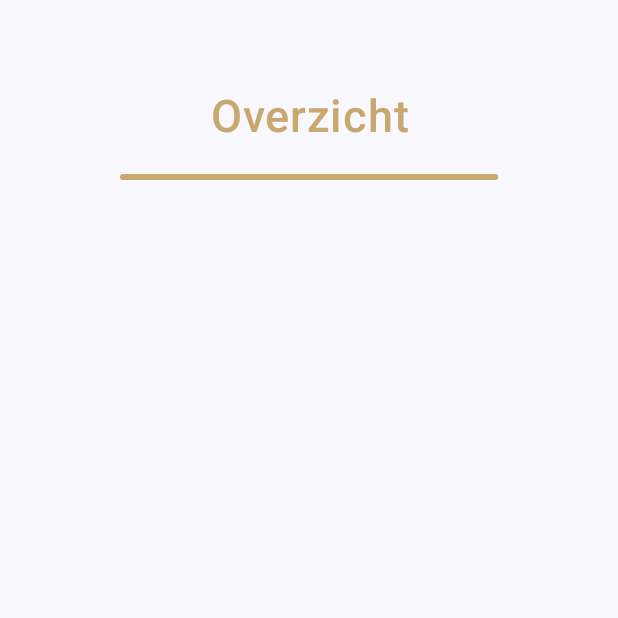
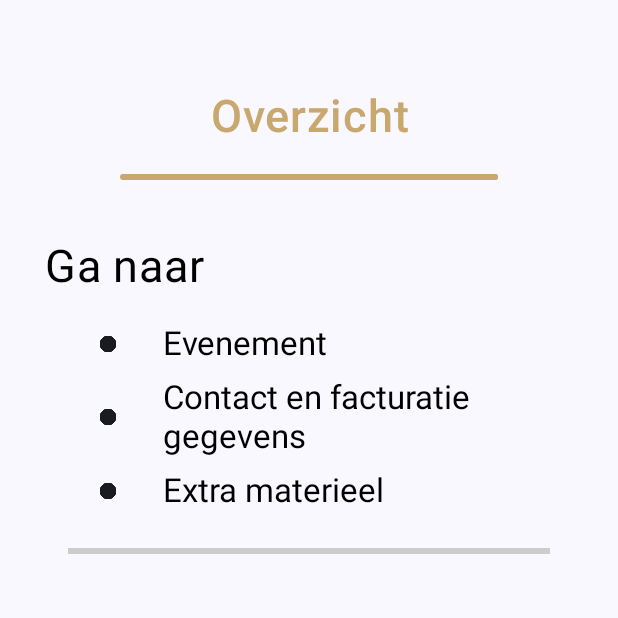
Before and after one commit to LanderVM/devops-23-24-android-a02, an Android app built with Jetpack Compose: the screen it shows after launch (MainActivity), on a phone screen of 412 x 824 dp, the top half of it. Run offline under Robolectric (Android 15) with nearby library versions, the phone set to English and light mode, and no system bars.

Commit message:
toevoegen navigatie op de samenvatting gegevens scherm

```diff
--- a/app/src/main/java/com/example/templateapplication/ui/screens/samenvattinggegevenspage/SamenVattingGegevensScreen.kt
+++ b/app/src/main/java/com/example/templateapplication/ui/screens/samenvattinggegevenspage/SamenVattingGegevensScreen.kt
@@ -1,21 +1,35 @@
 package com.example.templateapplication.ui.screens.samenvattinggegevenspage
 
+import androidx.compose.foundation.layout.Arrangement
 import androidx.compose.foundation.layout.Column
+import androidx.compose.foundation.layout.Row
 import androidx.compose.foundation.layout.Spacer
 import androidx.compose.foundation.layout.fillMaxWidth
 import androidx.compose.foundation.layout.height
 import androidx.compose.foundation.layout.padding
+import androidx.compose.foundation.layout.size
+import androidx.compose.foundation.layout.width
+import androidx.compose.foundation.text.ClickableText
+import androidx.compose.material.icons.Icons
+import androidx.compose.material.icons.filled.Info
+import androidx.compose.material3.Divider
+import androidx.compose.material3.Icon
 import androidx.compose.material3.LinearProgressIndicator
 import androidx.compose.material3.Text
 import androidx.compose.runtime.Composable
 import androidx.compose.ui.Alignment
 import androidx.compose.ui.Modifier
+import androidx.compose.ui.graphics.Color
+import androidx.compose.ui.res.painterResource
+import androidx.compose.ui.text.AnnotatedString
+import androidx.compose.ui.text.TextStyle
 import androidx.compose.ui.text.font.FontWeight
 import androidx.compose.ui.text.style.TextAlign
 import androidx.compose.ui.unit.dp
 import androidx.compose.ui.unit.sp
 import com.example.templateapplication.ui.theme.MainColor
 import com.example.templateapplication.ui.theme.MainLightestColor
+import com.example.templateapplication.R
 
 @Composable
 fun SamenvattingGegevensScreen (
@@ -28,6 +42,23 @@ fun SamenvattingGegevensScreen (
         horizontalAlignment = Alignment.CenterHorizontally,
     ) {
         Spacer(modifier = Modifier.height(40.dp))
+        HeadOfPage()
+        Spacer(modifier = Modifier.height(20.dp))
+        Navigation()
+        Spacer(modifier = Modifier.height(25.dp))
+        Divider(color = Color.LightGray, thickness = 4.dp, modifier = Modifier.padding(horizontal = 15.dp))
+        Spacer(modifier = Modifier.height(25.dp))
+    }
+
+}
+@Composable
+fun HeadOfPage(
+    modifier: Modifier = Modifier
+) {
+    Column (
+        modifier = Modifier.fillMaxWidth(),
+        horizontalAlignment = Alignment.CenterHorizontally,
+    ) {
         Text(
             text= "Overzicht",
             textAlign = TextAlign.Center,
@@ -47,5 +78,83 @@ fun SamenvattingGegevensScreen (
             trackColor = MainLightestColor,
         )
     }
+}
+@Composable
+fun Navigation (
+    modifier: Modifier = Modifier
+) {
+    Column (
+        modifier = Modifier.fillMaxWidth(),
+        horizontalAlignment = Alignment.CenterHorizontally,
+    ){
+        Text(
+            text= "Ga naar",
+            textAlign = TextAlign.Left,
+            modifier= Modifier
+                .fillMaxWidth()
+                .padding(vertical = 20.dp),
+            fontSize = 30.sp,
+            color = Color.Black,
+        )
+        Row (
+            modifier = Modifier
+                .fillMaxWidth()
+                .padding(horizontal = 35.dp),
+            verticalAlignment = Alignment.CenterVertically,
+            horizontalArrangement = Arrangement.Start,
+        ) {
+            Icon(
+                painter = painterResource(id = R.drawable.filled_circle),
+                contentDescription = "een gevulde circel",
+                modifier = Modifier.size(13.dp,13.dp)
+            )
+            Spacer(modifier = Modifier.width(30.dp))
+            ClickableText(
+                text = AnnotatedString("Evenement") ,
+                onClick = {},
+                style = TextStyle(fontSize = 22.sp)
+            )
+        }
+        Spacer(modifier = Modifier.height(10.dp))
+        Row (
+            modifier = Modifier
+                .fillMaxWidth()
+                .padding(horizontal = 35.dp),
+            verticalAlignment = Alignment.CenterVertically,
+            horizontalArrangement = Arrangement.Start,
+        ) {
+            Icon(
+                painter = painterResource(id = R.drawable.filled_circle),
+                contentDescription = "een gevulde circel",
+                modifier = Modifier.size(13.dp,13.dp)
+            )
+            Spacer(modifier = Modifier.width(30.dp))
+            ClickableText(
+                text = AnnotatedString("Contact en facturatie gegevens"),
+                onClick = {},
+                style = TextStyle(fontSize = 22.sp)
+            )
+        }
+        Spacer(modifier = Modifier.height(10.dp))
+        Row (
+            modifier = Modifier
+                .fillMaxWidth()
+                .padding(horizontal = 35.dp),
+            verticalAlignment = Alignment.CenterVertically,
+            horizontalArrangement = Arrangement.Start,
+        ) {
+            Icon(
+                painter = painterResource(id = R.drawable.filled_circle),
+                contentDescription = "een gevulde circel",
+                modifier = Modifier.size(13.dp,13.dp)
+            )
+            Spacer(modifier = Modifier.width(30.dp))
+            ClickableText(
+                text = AnnotatedString("Extra materieel"),
+                onClick = {},
+                style = TextStyle(fontSize = 22.sp)
+            )
+        }
 
+    }
 }
```
Also changed, not shown: app/src/main/res/drawable/filled_circle.png (added).
